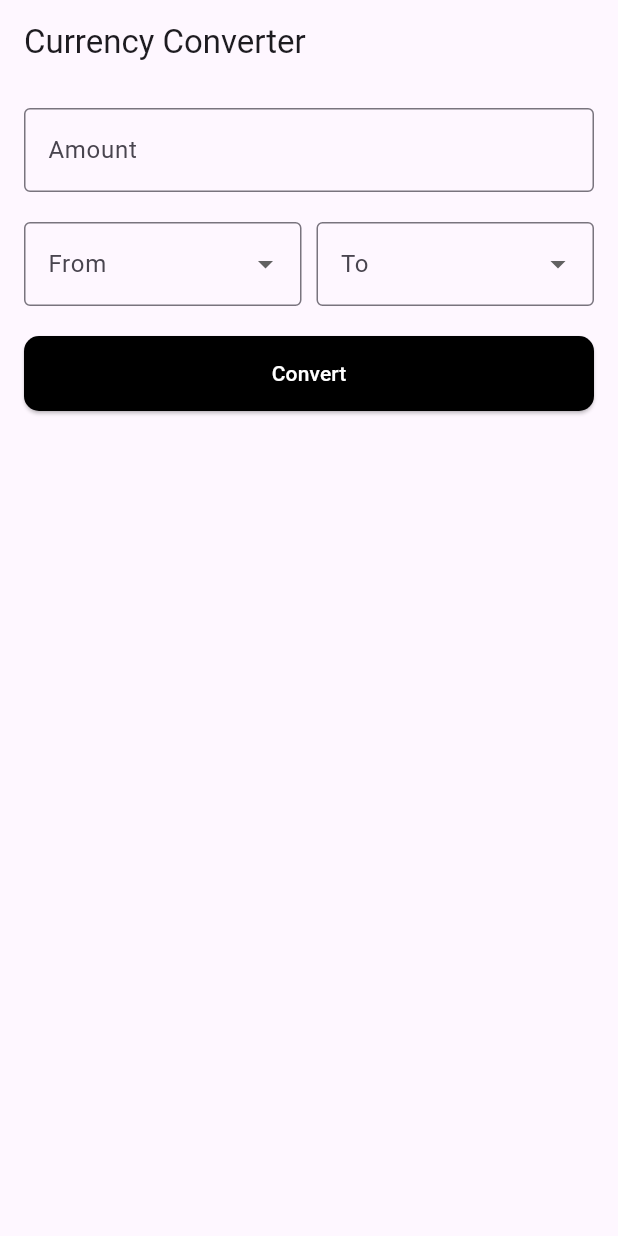
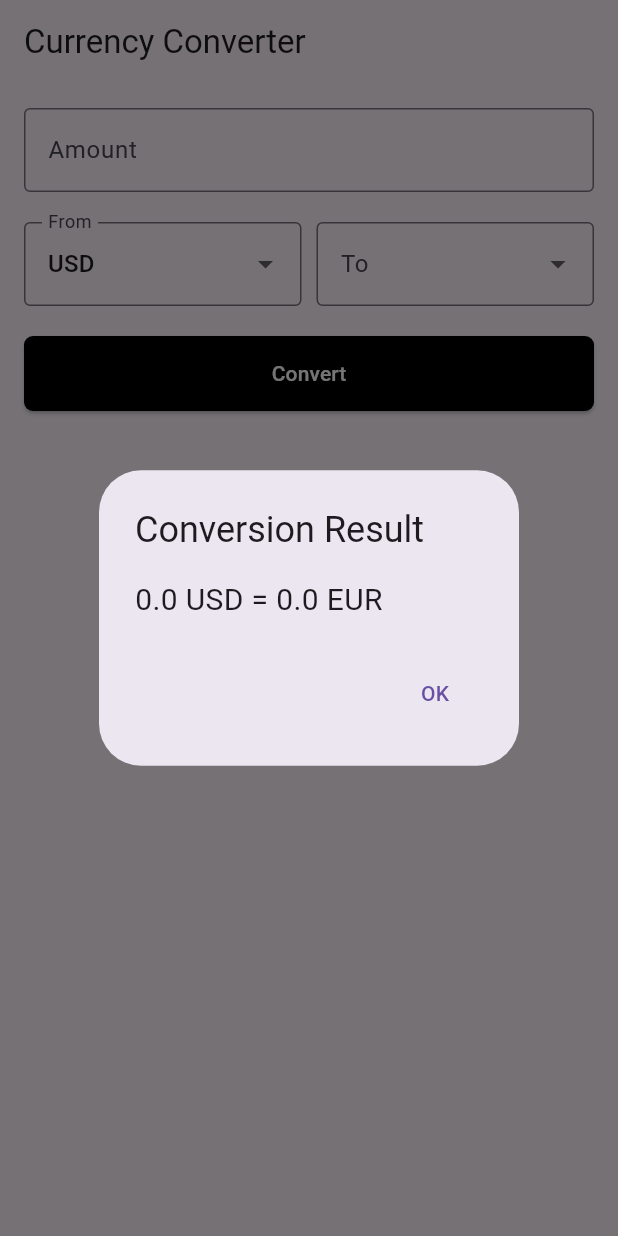
Before and after one commit to simkidd/currency_converter_app, a Flutter app: the screen it shows after launch, after a tap on "Convert", on a phone screen of 412 x 824 dp. Run offline on Flutter 3.47's test engine with Material 3 defaults, Android fonts, the phone set to English and light mode, and no system bars.

Commit message:
convert currency function

```diff
--- a/lib/screens/currency_converter_screen.dart
+++ b/lib/screens/currency_converter_screen.dart
@@ -9,6 +9,43 @@ class CurrencyConverterScreen extends StatefulWidget {
 }
 
 class _CurrencyConverterScreenState extends State<CurrencyConverterScreen> {
+  final TextEditingController _amountController = TextEditingController();
+
+  String _fromCurrency = 'USD';
+  String _toCurrency = 'EUR';
+  final Map<String, double> _conversionRates = {
+    'USD': 1.0,
+    'EUR': 0.85,
+    'GBP': 0.75,
+    'NGN': 410.0,
+  };
+
+  // function to handle currency conversion
+  void _convertCurrency() {
+    double amount = double.tryParse(_amountController.text) ?? 0;
+    double conversionRate =
+        _conversionRates[_toCurrency]! / _conversionRates[_fromCurrency]!;
+    double result = amount * conversionRate;
+
+    // show the result in a dialog
+    showDialog(
+      context: context,
+      builder: (context) => AlertDialog(
+        title: const Text('Conversion Result'),
+        content: Text(
+          '$amount $_fromCurrency = $result $_toCurrency',
+          style: const TextStyle(fontSize: 20),
+        ),
+        actions: [
+          TextButton(
+            onPressed: () => Navigator.pop(context),
+            child: const Text('OK'),
+          ),
+        ],
+      ),
+    );
+  }
+
   @override
   Widget build(BuildContext context) {
     return Scaffold(
@@ -21,12 +58,13 @@ class _CurrencyConverterScreenState extends State<CurrencyConverterScreen> {
           crossAxisAlignment: CrossAxisAlignment.start,
           children: [
             // Amount input
-            const TextField(
-              keyboardType: TextInputType.numberWithOptions(
+            TextField(
+              controller: _amountController,
+              keyboardType: const TextInputType.numberWithOptions(
                 decimal: true,
                 signed: true,
               ),
-              decoration: InputDecoration(
+              decoration: const InputDecoration(
                 labelText: 'Amount',
                 border: OutlineInputBorder(),
                 hintText: 'Enter amount',
@@ -41,11 +79,16 @@ class _CurrencyConverterScreenState extends State<CurrencyConverterScreen> {
               children: [
                 Expanded(
                   child: DropdownButtonFormField<String>(
+                    value: _fromCurrency,
                     decoration: const InputDecoration(
                       labelText: 'From',
                       border: OutlineInputBorder(),
                     ),
-                    onChanged: (value) {},
+                    onChanged: (value) {
+                      setState(() {
+                        _fromCurrency = value!;
+                      });
+                    },
                     items: ['USD', 'EUR', 'GBP', 'NGN']
                         .map<DropdownMenuItem<String>>((String value) {
                       return DropdownMenuItem<String>(
@@ -64,7 +107,11 @@ class _CurrencyConverterScreenState extends State<CurrencyConverterScreen> {
                       labelText: 'To',
                       border: OutlineInputBorder(),
                     ),
-                    onChanged: (value) {},
+                    onChanged: (value) {
+                      setState(() {
+                        _toCurrency = value!;
+                      });
+                    },
                     items: ['USD', 'EUR', 'GBP', 'NGN']
                         .map<DropdownMenuItem<String>>((String value) {
                       return DropdownMenuItem<String>(
@@ -84,15 +131,13 @@ class _CurrencyConverterScreenState extends State<CurrencyConverterScreen> {
             Padding(
               padding: const EdgeInsets.fromLTRB(0, 20, 0, 20),
               child: ElevatedButton(
-                onPressed: () {
-                  debugPrint('Converting');
-                },
+                onPressed: _convertCurrency,
                 style: TextButton.styleFrom(
                   backgroundColor: Colors.black,
                   foregroundColor: Colors.white,
                   minimumSize: const Size(double.infinity, 50),
                   shape: RoundedRectangleBorder(
-                    borderRadius: BorderRadius.circular(10),
+                    borderRadius: BorderRadius.circular(6),
                   ),
                 ),
                 child: const Text('Convert'),
```
